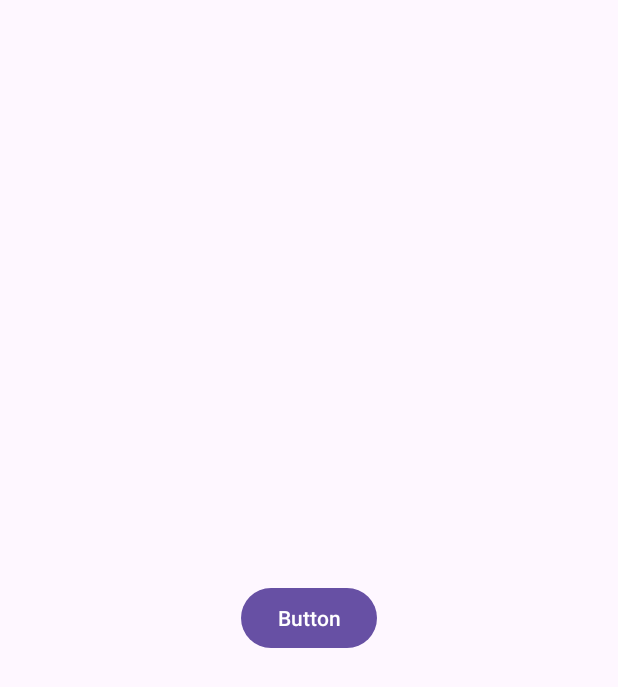
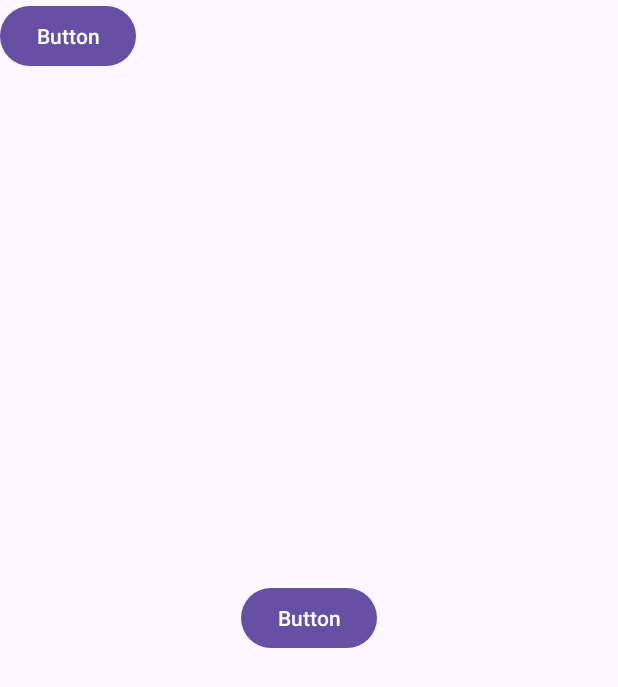
Before and after one commit to ime03/bibliotecaAndroid, an Android app: the MainActivity screen opened directly, with no data from a screen before it, on a phone screen of 412 x 824 dp. Shown: the top 687 px of the screen. Run offline under Robolectric (Android 15) with nearby library versions, the phone set to English and light mode, and no system bars.

Commit message:
test git con nuovo button

```diff
--- a/app/src/main/res/layout/activity_main.xml
+++ b/app/src/main/res/layout/activity_main.xml
@@ -15,4 +15,12 @@
         app:layout_constraintEnd_toEndOf="parent"
         app:layout_constraintStart_toStartOf="parent"
         app:layout_constraintTop_toTopOf="parent" />
+
+    <Button
+        android:id="@+id/button2"
+        android:layout_width="wrap_content"
+        android:layout_height="wrap_content"
+        android:text="Button"
+        tools:layout_editor_absoluteX="157dp"
+        tools:layout_editor_absoluteY="424dp" />
 </androidx.constraintlayout.widget.ConstraintLayout>
```
